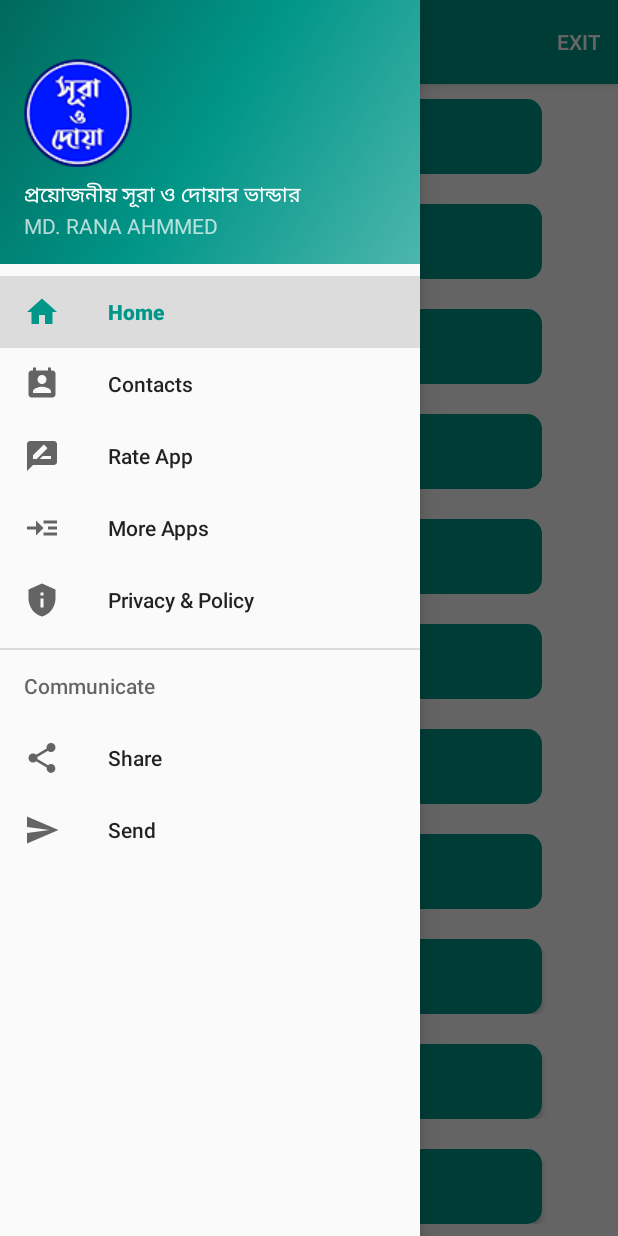
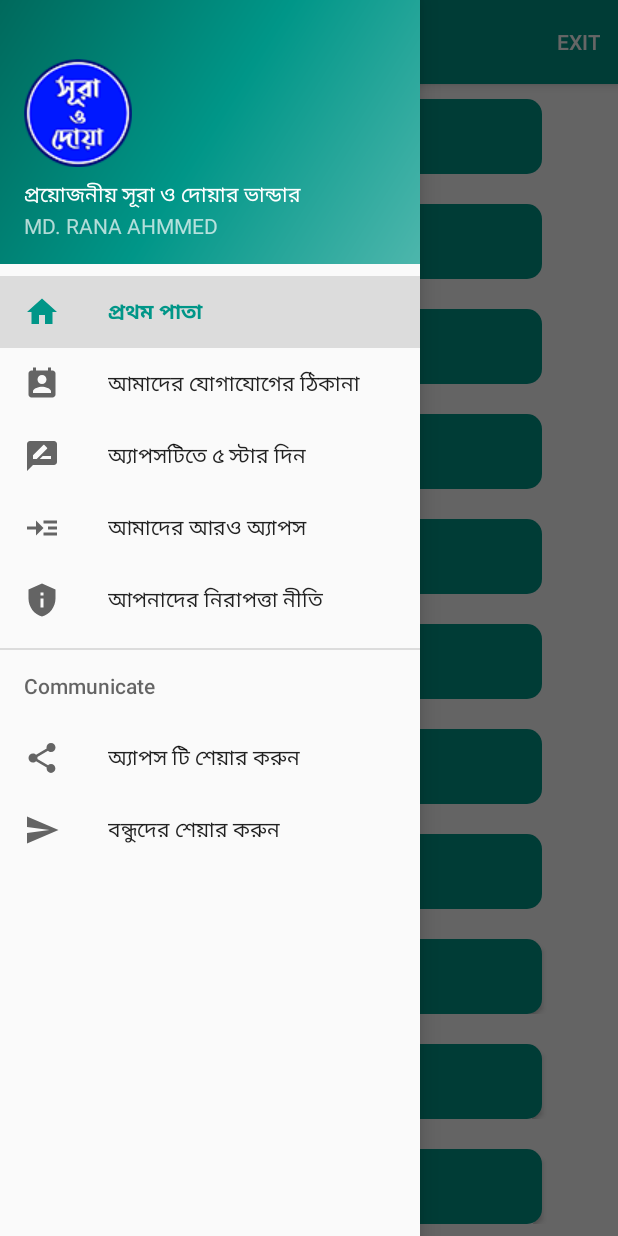
Before and after one commit to EngineerRanaAhmmed/DuaSurah-Rana, an Android app: the screen it shows after launch (MainActivity), with the side drawer open, on a phone screen of 412 x 824 dp. Run offline under Robolectric (Android 15) with nearby library versions, the phone set to English and light mode, and no system bars.

Commit message:
menu update

```diff
--- a/app/src/main/res/values/strings.xml
+++ b/app/src/main/res/values/strings.xml
@@ -15,25 +15,26 @@
     <string name="email">ranaahmmed786@gmail.com</string>
     <string name="phone">+880 1947"-"781499</string>
 
-    <string name="menu_home">Home</string>
+    <string name="menu_home">প্রথম পাতা</string>
     <string name="menu_gallery">Gallery</string>
     <string name="menu_slideshow">Slideshow</string>
     <string name="exit">Exit</string>
     <string name="communicate">Communicate</string>
-    <string name="share">Share</string>
-    <string name="send">Send</string>
-    <string name="contact">Contacts</string>
-    <string name="rate_app">Rate App</string>
-    <string name="more_apps">More Apps</string>
-    <string name="privacy">Privacy &amp; Policy</string>
+    <string name="share">অ্যাপস টি শেয়ার করুন</string>
+    <string name="send">বন্ধুদের শেয়ার করুন</string>
+    <string name="contact">আমাদের যোগাযোগের ঠিকানা</string>
+    <string name="rate_app">অ্যাপসটিতে ৫ স্টার দিন</string>
+    <string name="more_apps">আমাদের আরও অ্যাপস</string>
+    <string name="privacy">আপনাদের নিরাপত্তা নীতি</string>
     <string name="hello_blank_fragment">Hello blank fragment</string>
-    <string name="email_address">E-Mail</string>
-    <string name="phone_number">Phone Number</string>
+    <string name="email_address">E-mail</string>
+    <string name="phone_number">Phone number</string>
     <string name="facebook">Facebook</string>
     <string name="contact_whatsapp"><u>Contact WhatsApp</u></string>
     <string name="whatsapp">WhatsApp</string>
     <string name="contact_us_admin">Contact Us Admin:</string>
     <string name="rana_small_leter">Mohammad Rana Ahmmed</string>
+
     <string name="des_rana">
      ✔️WordPress Template Customization  ✔️Plugin Customization  ✔️Widget Customization  ✔️Creating Search  ✔️Fixing WordPress issues   ✔️WordPress Template Customization  ✔️Plugin Customization  ✔️Widget Customization  ✔️Creating Search  ✔️Fixing WordPress issues  ✔️Android App Developer</string>
     <string name="dest_rana_2">Hi, I am a Professional Web Designer and WordPress Theme Developer. I have five years of experience in web design and development.</string>
@@ -325,4 +326,8 @@
 
     </string-array>
 
+
+
+
+
 </resources>
```
